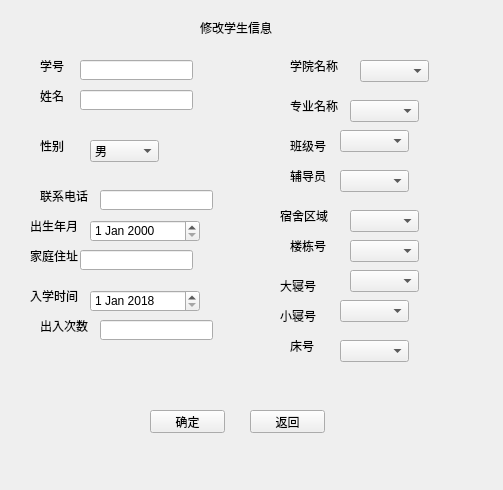
This is admin/admin_modifyarchive.ui in wo16pao/MS as Qt 5 draws it before an edit. The edited form follows.
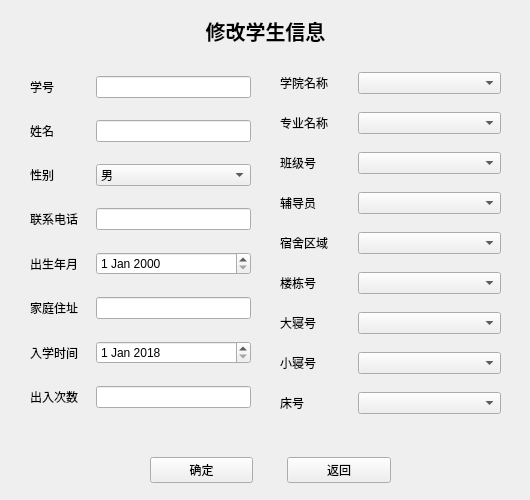
This is the edited form.

```diff
--- a/admin/admin_modifyarchive.ui
+++ b/admin/admin_modifyarchive.ui
@@ -6,476 +6,331 @@
    <rect>
     <x>0</x>
     <y>0</y>
-    <width>503</width>
-    <height>490</height>
+    <width>530</width>
+    <height>500</height>
    </rect>
   </property>
   <property name="windowTitle">
    <string>Form</string>
   </property>
-  <widget class="QLabel" name="label_13">
-   <property name="geometry">
-    <rect>
-     <x>280</x>
-     <y>210</y>
-     <width>54</width>
-     <height>12</height>
-    </rect>
-   </property>
-   <property name="text">
-    <string>宿舍区域</string>
-   </property>
-  </widget>
-  <widget class="QLabel" name="label_14">
-   <property name="geometry">
-    <rect>
-     <x>290</x>
-     <y>240</y>
-     <width>54</width>
-     <height>12</height>
-    </rect>
-   </property>
-   <property name="text">
-    <string>楼栋号</string>
-   </property>
-  </widget>
-  <widget class="QLabel" name="label_result">
-   <property name="geometry">
-    <rect>
-     <x>40</x>
-     <y>400</y>
-     <width>54</width>
-     <height>12</height>
-    </rect>
-   </property>
-   <property name="text">
-    <string/>
-   </property>
-  </widget>
-  <widget class="QComboBox" name="comboBox_dorm">
-   <property name="geometry">
-    <rect>
-     <x>350</x>
-     <y>210</y>
-     <width>69</width>
-     <height>22</height>
-    </rect>
-   </property>
-  </widget>
-  <widget class="QLabel" name="label_11">
-   <property name="geometry">
-    <rect>
-     <x>290</x>
-     <y>140</y>
-     <width>54</width>
-     <height>12</height>
-    </rect>
-   </property>
-   <property name="text">
-    <string>班级号</string>
-   </property>
-  </widget>
-  <widget class="QComboBox" name="comboBox_dorm5">
-   <property name="geometry">
-    <rect>
-     <x>340</x>
-     <y>340</y>
-     <width>69</width>
-     <height>22</height>
-    </rect>
-   </property>
-  </widget>
-  <widget class="QDateEdit" name="dateEdit_2">
-   <property name="geometry">
-    <rect>
-     <x>90</x>
-     <y>290</y>
-     <width>110</width>
-     <height>22</height>
-    </rect>
-   </property>
-   <property name="dateTime">
-    <datetime>
-     <hour>0</hour>
-     <minute>0</minute>
-     <second>0</second>
-     <year>2018</year>
-     <month>1</month>
-     <day>1</day>
-    </datetime>
-   </property>
-  </widget>
-  <widget class="QLabel" name="label_3">
-   <property name="geometry">
-    <rect>
-     <x>40</x>
-     <y>90</y>
-     <width>54</width>
-     <height>12</height>
-    </rect>
-   </property>
-   <property name="text">
-    <string>姓名</string>
-   </property>
-  </widget>
-  <widget class="QComboBox" name="comboBox_dorm2">
-   <property name="geometry">
-    <rect>
-     <x>350</x>
-     <y>240</y>
-     <width>69</width>
-     <height>22</height>
-    </rect>
-   </property>
-  </widget>
-  <widget class="QLabel" name="label_12">
-   <property name="geometry">
-    <rect>
-     <x>290</x>
-     <y>170</y>
-     <width>54</width>
-     <height>12</height>
-    </rect>
-   </property>
-   <property name="text">
-    <string>辅导员</string>
-   </property>
-  </widget>
-  <widget class="QLabel" name="label_18">
-   <property name="geometry">
-    <rect>
-     <x>40</x>
-     <y>320</y>
-     <width>54</width>
-     <height>12</height>
-    </rect>
-   </property>
-   <property name="text">
-    <string>出入次数</string>
-   </property>
-  </widget>
-  <widget class="QLineEdit" name="lineEdit_phone">
-   <property name="geometry">
-    <rect>
-     <x>100</x>
-     <y>190</y>
-     <width>113</width>
-     <height>20</height>
-    </rect>
-   </property>
-  </widget>
-  <widget class="QLabel" name="label_2">
-   <property name="geometry">
-    <rect>
-     <x>40</x>
-     <y>60</y>
-     <width>54</width>
-     <height>12</height>
-    </rect>
-   </property>
-   <property name="text">
-    <string>学号</string>
-   </property>
-  </widget>
-  <widget class="QLabel" name="label_5">
-   <property name="geometry">
-    <rect>
-     <x>40</x>
-     <y>140</y>
-     <width>54</width>
-     <height>12</height>
-    </rect>
-   </property>
-   <property name="text">
-    <string>性别</string>
-   </property>
-  </widget>
-  <widget class="QLineEdit" name="lineEdit_id">
-   <property name="geometry">
-    <rect>
-     <x>80</x>
-     <y>60</y>
-     <width>113</width>
-     <height>20</height>
-    </rect>
-   </property>
-  </widget>
-  <widget class="QLabel" name="label_6">
-   <property name="geometry">
-    <rect>
-     <x>40</x>
-     <y>190</y>
-     <width>54</width>
-     <height>12</height>
-    </rect>
-   </property>
-   <property name="text">
-    <string>联系电话</string>
-   </property>
-  </widget>
-  <widget class="QLabel" name="label_7">
+  <widget class="QWidget" name="widget_3" native="true">
    <property name="geometry">
     <rect>
      <x>30</x>
-     <y>250</y>
-     <width>54</width>
-     <height>12</height>
+     <y>60</y>
+     <width>221</width>
+     <height>370</height>
     </rect>
    </property>
-   <property name="text">
-    <string>家庭住址</string>
+   <property name="sizePolicy">
+    <sizepolicy hsizetype="Preferred" vsizetype="Fixed">
+     <horstretch>0</horstretch>
+     <verstretch>0</verstretch>
+    </sizepolicy>
    </property>
+   <layout class="QGridLayout" name="gridLayout_2">
+    <item row="1" column="0">
+     <widget class="QLabel" name="label_3">
+      <property name="text">
+       <string>姓名</string>
+      </property>
+     </widget>
+    </item>
+    <item row="2" column="0" colspan="2">
+     <widget class="QLabel" name="label_5">
+      <property name="text">
+       <string>性别</string>
+      </property>
+     </widget>
+    </item>
+    <item row="3" column="0" colspan="3">
+     <widget class="QLabel" name="label_6">
+      <property name="text">
+       <string>联系电话</string>
+      </property>
+     </widget>
+    </item>
+    <item row="3" column="3">
+     <widget class="QLineEdit" name="lineEdit_phone"/>
+    </item>
+    <item row="4" column="0" colspan="2">
+     <widget class="QLabel" name="label_4">
+      <property name="text">
+       <string>出生年月</string>
+      </property>
+     </widget>
+    </item>
+    <item row="5" column="0">
+     <widget class="QLabel" name="label_7">
+      <property name="text">
+       <string>家庭住址</string>
+      </property>
+     </widget>
+    </item>
+    <item row="6" column="0" colspan="2">
+     <widget class="QLabel" name="label_8">
+      <property name="text">
+       <string>入学时间</string>
+      </property>
+     </widget>
+    </item>
+    <item row="7" column="0" colspan="3">
+     <widget class="QLabel" name="label_18">
+      <property name="text">
+       <string>出入次数</string>
+      </property>
+     </widget>
+    </item>
+    <item row="7" column="3">
+     <widget class="QLineEdit" name="lineEdit_num"/>
+    </item>
+    <item row="0" column="0">
+     <widget class="QLabel" name="label_2">
+      <property name="text">
+       <string>学号</string>
+      </property>
+     </widget>
+    </item>
+    <item row="6" column="3">
+     <widget class="QDateEdit" name="dateEdit_2">
+      <property name="dateTime">
+       <datetime>
+        <hour>0</hour>
+        <minute>0</minute>
+        <second>0</second>
+        <year>2018</year>
+        <month>1</month>
+        <day>1</day>
+       </datetime>
+      </property>
+     </widget>
+    </item>
+    <item row="5" column="3">
+     <widget class="QLineEdit" name="lineEdit_address"/>
+    </item>
+    <item row="4" column="3">
+     <widget class="QDateEdit" name="dateEdit"/>
+    </item>
+    <item row="2" column="3">
+     <widget class="QComboBox" name="comboBox">
+      <item>
+       <property name="text">
+        <string>男</string>
+       </property>
+      </item>
+      <item>
+       <property name="text">
+        <string>女</string>
+       </property>
+      </item>
+     </widget>
+    </item>
+    <item row="1" column="3">
+     <widget class="QLineEdit" name="lineEdit_name"/>
+    </item>
+    <item row="0" column="3">
+     <widget class="QLineEdit" name="lineEdit_id"/>
+    </item>
+   </layout>
   </widget>
-  <widget class="QComboBox" name="comboBox_dorm4">
+  <widget class="QWidget" name="widget" native="true">
    <property name="geometry">
     <rect>
-     <x>340</x>
-     <y>300</y>
-     <width>69</width>
-     <height>22</height>
+     <x>40</x>
+     <y>450</y>
+     <width>351</width>
+     <height>41</height>
     </rect>
    </property>
+   <layout class="QHBoxLayout" name="horizontalLayout">
+    <item>
+     <widget class="QLabel" name="label_result">
+      <property name="text">
+       <string/>
+      </property>
+      <property name="alignment">
+       <set>Qt::AlignRight|Qt::AlignTrailing|Qt::AlignVCenter</set>
+      </property>
+     </widget>
+    </item>
+    <item>
+     <widget class="QPushButton" name="pushButton">
+      <property name="text">
+       <string>确定</string>
+      </property>
+     </widget>
+    </item>
+    <item>
+     <spacer name="horizontalSpacer">
+      <property name="orientation">
+       <enum>Qt::Horizontal</enum>
+      </property>
+      <property name="sizeType">
+       <enum>QSizePolicy::Fixed</enum>
+      </property>
+      <property name="sizeHint" stdset="0">
+       <size>
+        <width>28</width>
+        <height>20</height>
+       </size>
+      </property>
+     </spacer>
+    </item>
+    <item>
+     <widget class="QPushButton" name="pushButton_2">
+      <property name="text">
+       <string>返回</string>
+      </property>
+     </widget>
+    </item>
+   </layout>
   </widget>
-  <widget class="QComboBox" name="comboBox_dean3">
+  <widget class="QWidget" name="widget_2" native="true">
    <property name="geometry">
     <rect>
-     <x>340</x>
-     <y>130</y>
-     <width>69</width>
-     <height>22</height>
+     <x>280</x>
+     <y>60</y>
+     <width>221</width>
+     <height>371</height>
     </rect>
    </property>
-  </widget>
-  <widget class="QComboBox" name="comboBox_dorm3">
-   <property name="geometry">
-    <rect>
-     <x>350</x>
-     <y>270</y>
-     <width>69</width>
-     <height>22</height>
-    </rect>
+   <property name="sizePolicy">
+    <sizepolicy hsizetype="Preferred" vsizetype="Fixed">
+     <horstretch>0</horstretch>
+     <verstretch>0</verstretch>
+    </sizepolicy>
    </property>
-  </widget>
-  <widget class="QLineEdit" name="lineEdit_address">
-   <property name="geometry">
-    <rect>
-     <x>80</x>
-     <y>250</y>
-     <width>113</width>
-     <height>20</height>
-    </rect>
-   </property>
+   <layout class="QGridLayout" name="gridLayout">
+    <item row="6" column="0">
+     <widget class="QLabel" name="label_15">
+      <property name="text">
+       <string>大寝号</string>
+      </property>
+     </widget>
+    </item>
+    <item row="5" column="1" colspan="2">
+     <widget class="QComboBox" name="comboBox_dorm2"/>
+    </item>
+    <item row="3" column="1" colspan="2">
+     <widget class="QComboBox" name="comboBox_dean4"/>
+    </item>
+    <item row="4" column="1" colspan="2">
+     <widget class="QComboBox" name="comboBox_dorm"/>
+    </item>
+    <item row="1" column="1" colspan="2">
+     <widget class="QComboBox" name="comboBox_dean2"/>
+    </item>
+    <item row="6" column="1" colspan="2">
+     <widget class="QComboBox" name="comboBox_dorm3"/>
+    </item>
+    <item row="4" column="0">
+     <widget class="QLabel" name="label_13">
+      <property name="text">
+       <string>宿舍区域</string>
+      </property>
+     </widget>
+    </item>
+    <item row="8" column="0">
+     <widget class="QLabel" name="label_17">
+      <property name="text">
+       <string>床号</string>
+      </property>
+     </widget>
+    </item>
+    <item row="2" column="1" colspan="2">
+     <widget class="QComboBox" name="comboBox_dean3"/>
+    </item>
+    <item row="7" column="0">
+     <widget class="QLabel" name="label_16">
+      <property name="text">
+       <string>小寝号</string>
+      </property>
+     </widget>
+    </item>
+    <item row="5" column="0">
+     <widget class="QLabel" name="label_14">
+      <property name="text">
+       <string>楼栋号</string>
+      </property>
+     </widget>
+    </item>
+    <item row="1" column="0">
+     <widget class="QLabel" name="label_10">
+      <property name="text">
+       <string>专业名称</string>
+      </property>
+     </widget>
+    </item>
+    <item row="7" column="1" colspan="2">
+     <widget class="QComboBox" name="comboBox_dorm4"/>
+    </item>
+    <item row="0" column="1" colspan="2">
+     <widget class="QComboBox" name="comboBox_dean"/>
+    </item>
+    <item row="3" column="0">
+     <widget class="QLabel" name="label_12">
+      <property name="text">
+       <string>辅导员</string>
+      </property>
+     </widget>
+    </item>
+    <item row="8" column="1" colspan="2">
+     <widget class="QComboBox" name="comboBox_dorm5"/>
+    </item>
+    <item row="2" column="0">
+     <widget class="QLabel" name="label_11">
+      <property name="text">
+       <string>班级号</string>
+      </property>
+     </widget>
+    </item>
+    <item row="0" column="0">
+     <widget class="QLabel" name="label_9">
+      <property name="text">
+       <string>学院名称</string>
+      </property>
+     </widget>
+    </item>
+   </layout>
   </widget>
   <widget class="QLabel" name="label">
    <property name="geometry">
     <rect>
-     <x>200</x>
-     <y>20</y>
-     <width>101</width>
-     <height>16</height>
+     <x>190</x>
+     <y>10</y>
+     <width>151</width>
+     <height>41</height>
     </rect>
    </property>
+   <property name="font">
+    <font>
+     <pointsize>15</pointsize>
+     <weight>75</weight>
+     <bold>true</bold>
+    </font>
+   </property>
+   <property name="lineWidth">
+    <number>1</number>
+   </property>
+   <property name="midLineWidth">
+    <number>0</number>
+   </property>
    <property name="text">
     <string>修改学生信息</string>
    </property>
-  </widget>
-  <widget class="QDateEdit" name="dateEdit">
-   <property name="geometry">
-    <rect>
-     <x>90</x>
-     <y>220</y>
-     <width>110</width>
-     <height>22</height>
-    </rect>
+   <property name="textFormat">
+    <enum>Qt::AutoText</enum>
    </property>
-  </widget>
-  <widget class="QLineEdit" name="lineEdit_num">
-   <property name="geometry">
-    <rect>
-     <x>100</x>
-     <y>320</y>
-     <width>113</width>
-     <height>20</height>
-    </rect>
+   <property name="alignment">
+    <set>Qt::AlignCenter</set>
    </property>
-  </widget>
-  <widget class="QLabel" name="label_17">
-   <property name="geometry">
-    <rect>
-     <x>290</x>
-     <y>340</y>
-     <width>54</width>
-     <height>12</height>
-    </rect>
+   <property name="margin">
+    <number>0</number>
    </property>
-   <property name="text">
-    <string>床号</string>
+   <property name="indent">
+    <number>-1</number>
    </property>
   </widget>
-  <widget class="QLabel" name="label_15">
-   <property name="geometry">
-    <rect>
-     <x>280</x>
-     <y>280</y>
-     <width>54</width>
-     <height>12</height>
-    </rect>
-   </property>
-   <property name="text">
-    <string>大寝号</string>
-   </property>
-  </widget>
-  <widget class="QComboBox" name="comboBox_dean2">
-   <property name="geometry">
-    <rect>
-     <x>350</x>
-     <y>100</y>
-     <width>69</width>
-     <height>22</height>
-    </rect>
-   </property>
-  </widget>
-  <widget class="QLabel" name="label_9">
-   <property name="geometry">
-    <rect>
-     <x>290</x>
-     <y>60</y>
-     <width>54</width>
-     <height>12</height>
-    </rect>
-   </property>
-   <property name="text">
-    <string>学院名称</string>
-   </property>
-  </widget>
-  <widget class="QLineEdit" name="lineEdit_name">
-   <property name="geometry">
-    <rect>
-     <x>80</x>
-     <y>90</y>
-     <width>113</width>
-     <height>20</height>
-    </rect>
-   </property>
-  </widget>
-  <widget class="QComboBox" name="comboBox_dean">
-   <property name="geometry">
-    <rect>
-     <x>360</x>
-     <y>60</y>
-     <width>69</width>
-     <height>22</height>
-    </rect>
-   </property>
-  </widget>
-  <widget class="QComboBox" name="comboBox_dean4">
-   <property name="geometry">
-    <rect>
-     <x>340</x>
-     <y>170</y>
-     <width>69</width>
-     <height>22</height>
-    </rect>
-   </property>
-  </widget>
-  <widget class="QPushButton" name="pushButton_2">
-   <property name="geometry">
-    <rect>
-     <x>250</x>
-     <y>410</y>
-     <width>75</width>
-     <height>23</height>
-    </rect>
-   </property>
-   <property name="text">
-    <string>返回</string>
-   </property>
-  </widget>
-  <widget class="QLabel" name="label_8">
-   <property name="geometry">
-    <rect>
-     <x>30</x>
-     <y>290</y>
-     <width>54</width>
-     <height>12</height>
-    </rect>
-   </property>
-   <property name="text">
-    <string>入学时间</string>
-   </property>
-  </widget>
-  <widget class="QLabel" name="label_16">
-   <property name="geometry">
-    <rect>
-     <x>280</x>
-     <y>310</y>
-     <width>54</width>
-     <height>12</height>
-    </rect>
-   </property>
-   <property name="text">
-    <string>小寝号</string>
-   </property>
-  </widget>
-  <widget class="QPushButton" name="pushButton">
-   <property name="geometry">
-    <rect>
-     <x>150</x>
-     <y>410</y>
-     <width>75</width>
-     <height>23</height>
-    </rect>
-   </property>
-   <property name="text">
-    <string>确定</string>
-   </property>
-  </widget>
-  <widget class="QLabel" name="label_4">
-   <property name="geometry">
-    <rect>
-     <x>30</x>
-     <y>220</y>
-     <width>54</width>
-     <height>12</height>
-    </rect>
-   </property>
-   <property name="text">
-    <string>出生年月</string>
-   </property>
-  </widget>
-  <widget class="QLabel" name="label_10">
-   <property name="geometry">
-    <rect>
-     <x>290</x>
-     <y>100</y>
-     <width>54</width>
-     <height>12</height>
-    </rect>
-   </property>
-   <property name="text">
-    <string>专业名称</string>
-   </property>
-  </widget>
-  <widget class="QComboBox" name="comboBox">
-   <property name="geometry">
-    <rect>
-     <x>90</x>
-     <y>140</y>
-     <width>69</width>
-     <height>22</height>
-    </rect>
-   </property>
-   <item>
-    <property name="text">
-     <string>男</string>
-    </property>
-   </item>
-   <item>
-    <property name="text">
-     <string>女</string>
-    </property>
-   </item>
-  </widget>
  </widget>
  <resources/>
  <connections/>
```
